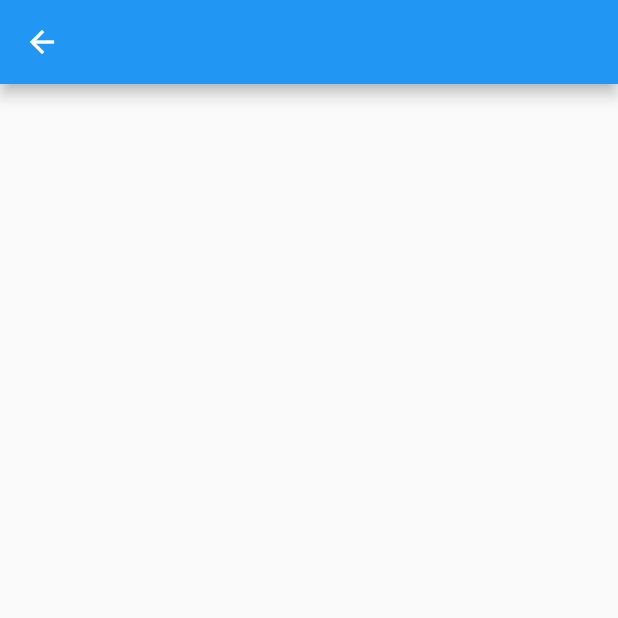
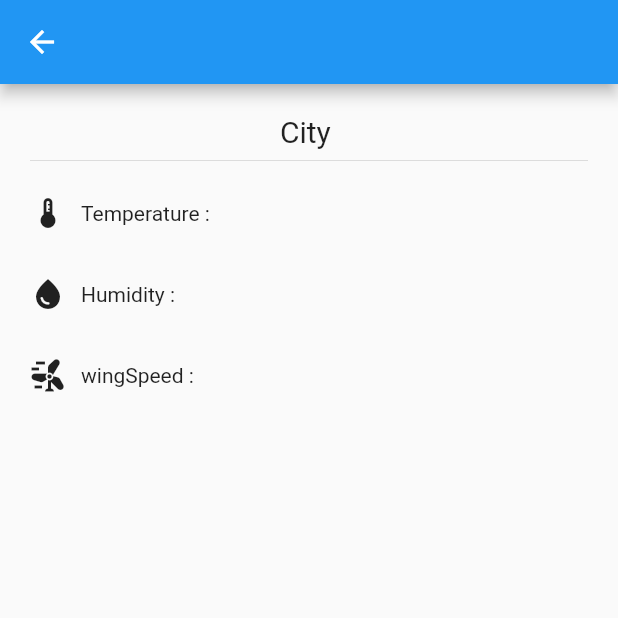
Before and after one commit to BorisKest/weather, a Flutter app: the WeatherScreen screen opened by its route, on a phone screen of 412 x 824 dp, the top half of it. Run offline on Flutter 3.47's test engine with Material 2 defaults, Android fonts, the phone set to English and light mode, and no system bars; our stand-ins replace bloc, flutter_bloc.

Commit message:
wrather screen

```diff
--- a/lib/src/UI/weather_screan.dart
+++ b/lib/src/UI/weather_screan.dart
@@ -11,10 +11,48 @@ class WeatherScreen extends StatefulWidget {
 
 class _WeatherScreenState extends State<WeatherScreen> {
   @override
+  String cityName = 'City ';
+  String temperature = 'Temperature :';
+  String humidity = 'Humidity :';
+  String windSpeed = 'wingSpeed :';
+
+  Widget iconRow(icon, text) {
+    return Padding(
+      padding: const EdgeInsets.only(top: 15, bottom: 15),
+      child: Row(
+        children: [
+          Icon(icon),
+          Padding(
+            padding: const EdgeInsets.only(
+              left: 10.0,
+              right: 10.0,
+            ),
+            child: Text(text),
+          )
+        ],
+      ),
+    );
+  }
+
+  @override
   Widget build(BuildContext context) {
     return Scaffold(
       appBar: AppBar(),
-      body: Column(),
+      body: Padding(
+        padding: const EdgeInsets.all(20.0),
+        child: Column(
+          children: [
+            Text(
+              cityName,
+              style: const TextStyle(fontSize: 20),
+            ),
+            const Divider(),
+            iconRow(Icons.thermostat, temperature),
+            iconRow(Icons.water_drop, humidity),
+            iconRow(Icons.wind_power, windSpeed),
+          ],
+        ),
+      ),
     );
   }
 }
```
